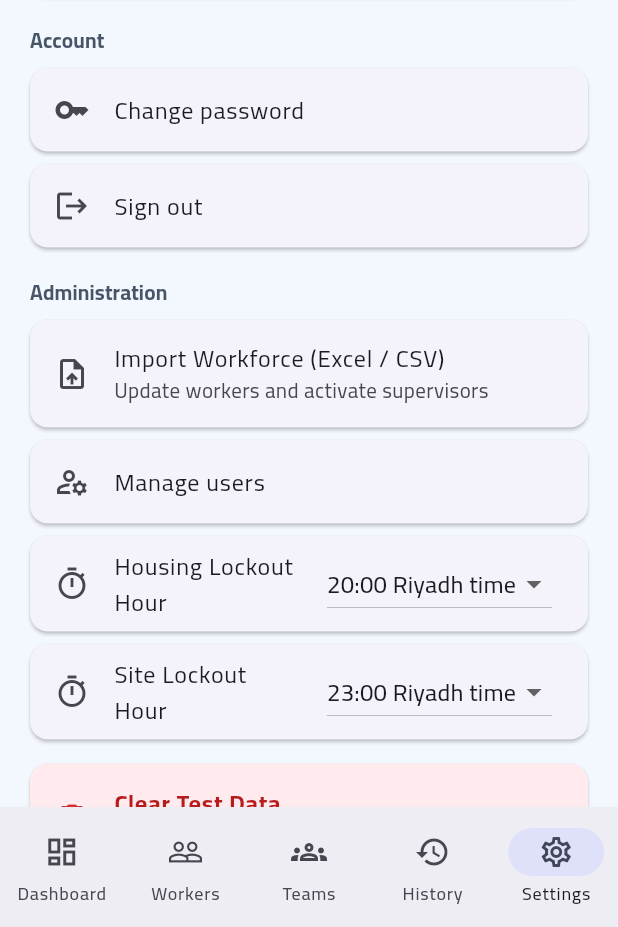
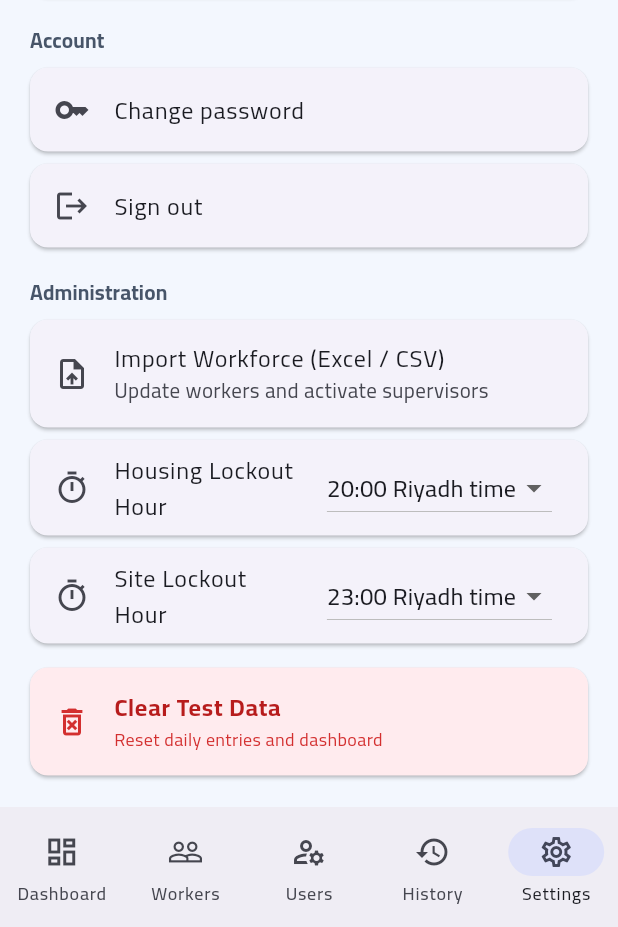
Before and after one commit to mabdelazizoffice2028-cloud/radar_labor, a Flutter app: the HomeScaffold screen opened directly with empty values, item 5 of the bottom bar chosen, on a phone screen of 412 x 824 dp, the part 309-1236 px from its top. Run offline on Flutter 3.47's test engine with Material 3 defaults, Android fonts, the phone set to English and light mode, and no system bars; our stand-ins replace connectivity_plus, drift, flutter_riverpod, flutter_secure_storage, material_ui, supabase_flutter; missing offline and left inert: cryptography, excel, sqlite3; accounts and stored records are empty; generated files the repository leaves out were written again.

Commit message:
feat(v2.7): Admin UX overhaul, frictionless View Only role, and UI contrast fixes

```diff
--- a/lib/app/accounts/account_form_dialog.dart
+++ b/lib/app/accounts/account_form_dialog.dart
@@ -45,7 +45,8 @@ final class _AccountFormDialogState extends State<AccountFormDialog> {
       return setState(() => _error = AdminStrings.assignTeamRequired(widget.arabic));
     }
     Navigator.pop(context, AccountFormSubmitter.buildResult(
-      isAdding: widget.initial == null, employeeUid: _employeeUid,
+      isAdding: widget.initial == null,
+      employeeUid: _role == AuthRole.viewer ? null : _employeeUid,
       initialEmployeeUid: widget.initial?.employeeUid, displayName: name,
       role: _role, teams: _teams,
     ));
--- a/lib/app/accounts/account_form_fields.dart
+++ b/lib/app/accounts/account_form_fields.dart
@@ -22,8 +22,7 @@ final class AccountFormFields extends StatelessWidget {
     super.key,
   });
 
-  final bool arabic;
-  final bool isAdding;
+  final bool arabic, isAdding;
   final List<ScopeOption> employees;
   final TextEditingController nameController;
   final AuthRole selectedRole;
@@ -41,7 +40,7 @@ final class AccountFormFields extends StatelessWidget {
       child: Column(
         mainAxisSize: MainAxisSize.min,
         children: [
-          if (isAdding)
+          if (isAdding && selectedRole != AuthRole.viewer)
             AccountWorkerSearchField(
               arabic: arabic,
               employees: employees,
--- a/lib/app/accounts/account_form_submitter.dart
+++ b/lib/app/accounts/account_form_submitter.dart
@@ -17,7 +17,7 @@ final class AccountFormSubmitter {
         ? const [HousingConstants.defaultHousingId]
         : const <String>[];
     return AccountFormResult(
-      employeeUid: isAdding ? employeeUid : initialEmployeeUid,
+      employeeUid: role == AuthRole.viewer ? null : (isAdding ? employeeUid : initialEmployeeUid),
       displayName: displayName.trim(),
       role: role,
       teamIds: role == AuthRole.siteSupervisor ? teams.toList() : const [],
--- a/lib/app/home_scaffold_page_router.dart
+++ b/lib/app/home_scaffold_page_router.dart
@@ -1,7 +1,7 @@
 import 'package:flutter_riverpod/flutter_riverpod.dart';
 import 'package:material_ui/material_ui.dart';
 import 'package:radar_labor/app/app_providers.dart';
-import 'package:radar_labor/app/screens/entities_screen.dart';
+import 'package:radar_labor/app/local_accounts_screen.dart';
 import 'package:radar_labor/app/screens/preferences_screen.dart';
 import 'package:radar_labor/app/screens/workers_screen.dart';
 import 'package:radar_labor/core/auth/local_account.dart';
@@ -32,7 +32,7 @@ final class HomeScaffoldPageRouter {
       canEdit: capabilities.canResolveConflicts || capabilities.canJustifyAbsence,
     ),
     AppSection.workers => WorkersScreen(database: database, events: events, arabic: ar),
-    AppSection.teams => EntitiesScreen(database: database, arabic: ar, teams: true),
+    AppSection.users => LocalAccountsScreen(database: database, arabic: ar),
     AppSection.checkIn => OperationsScreen(
       controller: controller, arabic: ar, role: account.role,
       teamSetupStore: ref.watch(teamSetupStoreProvider), actor: actor, scope: scope,
--- a/lib/app/home_scaffold_section_meta.dart
+++ b/lib/app/home_scaffold_section_meta.dart
@@ -7,7 +7,7 @@ final class HomeScaffoldSectionMeta {
   static IconData iconForSection(AppSection section) => switch (section) {
     AppSection.dashboard => Icons.dashboard_outlined,
     AppSection.workers => Icons.people_outline,
-    AppSection.teams => Icons.groups_outlined,
+    AppSection.users => Icons.manage_accounts_outlined,
     AppSection.checkIn => Icons.fact_check_outlined,
     AppSection.history => Icons.history_outlined,
     AppSection.settings => Icons.settings_outlined,
@@ -16,7 +16,7 @@ final class HomeScaffoldSectionMeta {
   static String labelForSection(AppSection section, bool ar) => switch (section) {
     AppSection.dashboard => ar ? 'لوحة المتابعة' : 'Dashboard',
     AppSection.workers => ar ? 'العمال' : 'Workers',
-    AppSection.teams => ar ? 'الفرق' : 'Teams',
+    AppSection.users => ar ? 'المستخدمين' : 'Users',
     AppSection.checkIn => ar ? 'التسجيل اليومي' : 'Daily Check',
     AppSection.history => HistoryStrings.historyTab(ar),
     AppSection.settings => AppStrings.settingsTab(ar),
--- a/lib/app/screens/preferences_admin_section.dart
+++ b/lib/app/screens/preferences_admin_section.dart
@@ -1,5 +1,4 @@
 import 'package:material_ui/material_ui.dart';
-import 'package:radar_labor/app/local_accounts_screen.dart';
 import 'package:radar_labor/app/screens/preferences_dev_tool_card.dart';
 import 'package:radar_labor/app/screens/preferences_import_card.dart';
 import 'package:radar_labor/app/widgets/settings_section_header.dart';
@@ -53,13 +52,6 @@ final class _PreferencesAdminSectionState extends State<PreferencesAdminSection>
     children: [
       SettingsSectionHeader(title: AppStrings.settingsAdministration(widget.arabic)),
       PreferencesImportCard(database: widget.database, arabic: widget.arabic),
-      Card(
-        child: ListTile(
-          leading: const Icon(Icons.manage_accounts_outlined),
-          title: Text(AppStrings.manageUsers(widget.arabic)),
-          onTap: () => Navigator.of(context).push(MaterialPageRoute<void>(builder: (_) => LocalAccountsScreen(database: widget.database, arabic: widget.arabic))),
-        ),
-      ),
       _tile(LockoutStrings.housingLockout(widget.arabic), _housingHour, (v) async {
         setState(() => _housingHour = v);
         await _settings.writeHousingLockoutHour(v);
--- a/lib/app/widgets/auth_login_scaffold.dart
+++ b/lib/app/widgets/auth_login_scaffold.dart
@@ -21,6 +21,7 @@ final class AuthLoginScaffold extends StatelessWidget {
       appBar: AppBar(
         title: Text(AppStrings.appTitle(arabic)),
         centerTitle: true,
+        foregroundColor: AppTokens.surface,
         actions: const [AuthLanguageButton()],
       ),
       resizeToAvoidBottomInset: false,
--- a/lib/core/auth/local_auth_account_mutator.dart
+++ b/lib/core/auth/local_auth_account_mutator.dart
@@ -44,8 +44,7 @@ final class LocalAuthAccountMutator {
   }
 
   Future<void> deactivateAccount(String id) => _database.transaction(() async {
-    await (_database.update(_database.appUsers)..where((u) => u.id.equals(id)))
-        .write(const AppUsersCompanion(active: Value(false)));
+    await (_database.update(_database.appUsers)..where((u) => u.id.equals(id))).write(const AppUsersCompanion(active: Value(false)));
     await TeamScopeSync(_database).clearSupervisor(id);
   });
 
@@ -71,7 +70,7 @@ final class LocalAuthAccountMutator {
       await _database.into(_database.appUsers).insert(AppUsersCompanion.insert(
         id: id, employeeUid: Value(empUid), displayName: name, role: role.name,
         pwHash: hash, pwSalt: salt, kdfParams: AuthConstants.kdfParamsJson,
-        mustChange: const Value(true), createdAt: _clock.nowUtc(),
+        mustChange: Value(role != AuthRole.viewer), createdAt: _clock.nowUtc(),
       ));
       await TeamScopeSync(_database).syncScopes(userId: id, teamIds: tIds, housingIds: hIds);
     });
--- a/lib/core/auth/role_capabilities.dart
+++ b/lib/core/auth/role_capabilities.dart
@@ -7,7 +7,7 @@ export 'package:radar_labor/core/auth/auth_role_capabilities.dart';
 enum AppSection {
   dashboard,
   workers,
-  teams,
+  users,
   checkIn,
   history,
   settings,
--- a/lib/core/auth/role_capabilities_admin.dart
+++ b/lib/core/auth/role_capabilities_admin.dart
@@ -20,7 +20,7 @@ const RoleCapabilities adminRoleCapabilities = RoleCapabilities(
   sections: [
     AppSection.dashboard,
     AppSection.workers,
-    AppSection.teams,
+    AppSection.users,
     AppSection.history,
     AppSection.settings,
   ],
```
Also changed, not shown: lib/app/widgets/auth_language_button.dart (+8 -3 lines), lib/core/l10n/about_app_content_data.dart (+4 -4 lines), 6 other files.
